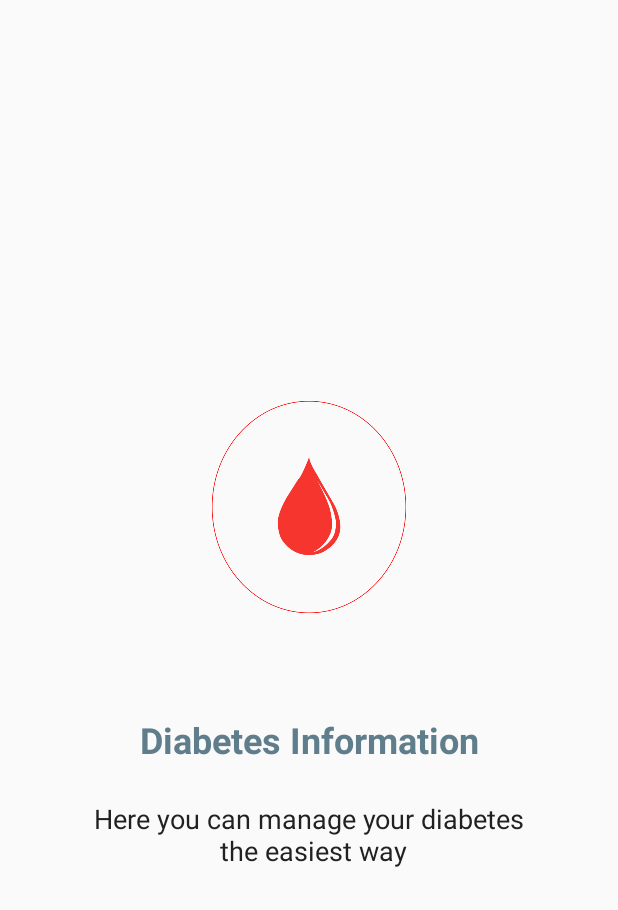
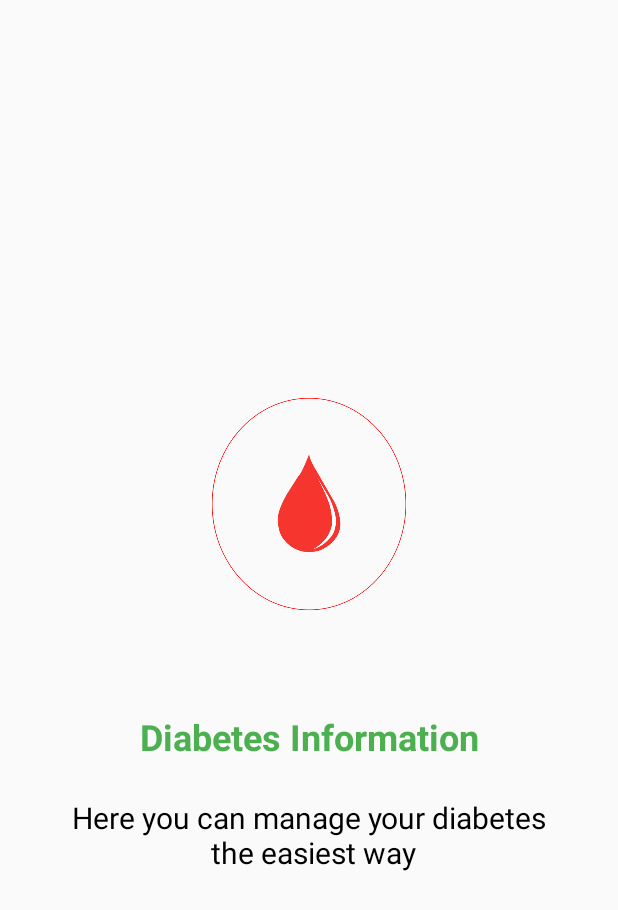
Before and after one commit to DavidsJulio/DiabetesTracker_PFinal, an Android app: the layout intro_1.xml on its own in the app's theme, with its tools: preview values and no code run, on a phone screen of 412 x 824 dp. Shown: the top 910 px of the screen. Run offline under Robolectric (Android 15) with nearby library versions, the phone set to English and light mode, and no system bars.

Commit message:
- Change colors in intro.xml

```diff
--- a/app/src/main/res/drawable/ic_seta.xml
+++ b/app/src/main/res/drawable/ic_seta.xml
@@ -1,4 +1,4 @@
-<vector android:height="24dp" android:tint="@color/colorPrimaryDark"
+<vector android:height="24dp" android:tint="@color/colorPrimary"
     android:viewportHeight="24" android:viewportWidth="24"
     android:width="24dp" xmlns:android="http://schemas.android.com/apk/res/android">
     <path android:fillColor="@android:color/white" android:pathData="M8.59,16.59L13.17,12 8.59,7.41 10,6l6,6 -6,6 -1.41,-1.41z"/>
--- a/app/src/main/res/layout/intro_1.xml
+++ b/app/src/main/res/layout/intro_1.xml
@@ -24,7 +24,7 @@
         android:layout_marginBottom="24dp"
         android:text="@string/tvIntro_1_1"
         android:textAlignment="center"
-        android:textColor="@color/colorAccent"
+        android:textColor="@color/colorPrimary"
         android:textSize="24sp"
         android:textStyle="bold"
         app:layout_constraintBottom_toTopOf="@+id/textView2"
@@ -38,8 +38,8 @@
         android:layout_height="wrap_content"
         android:text="@string/tvIntro1_2"
         android:textAlignment="center"
-        android:textColor="@color/colorPrimaryText"
-        android:textSize="18sp"
+        android:textColor="@android:color/black"
+        android:textSize="20sp"
         app:layout_constraintBottom_toBottomOf="parent"
         app:layout_constraintEnd_toEndOf="parent"
         app:layout_constraintStart_toStartOf="parent"
--- a/app/src/main/res/layout/intro_2.xml
+++ b/app/src/main/res/layout/intro_2.xml
@@ -24,7 +24,7 @@
         android:layout_marginBottom="24dp"
         android:text="@string/tvIntro_2_1"
         android:textAlignment="center"
-        android:textColor="@color/colorAccent"
+        android:textColor="@color/colorPrimary"
         android:textSize="24sp"
         android:textStyle="bold"
         app:layout_constraintBottom_toTopOf="@+id/textView2"
@@ -38,8 +38,8 @@
         android:layout_height="wrap_content"
         android:text="@string/tvIntro_2_2"
         android:textAlignment="center"
-        android:textColor="@color/colorPrimaryText"
-        android:textSize="18sp"
+        android:textColor="@android:color/black"
+        android:textSize="20sp"
         app:layout_constraintBottom_toBottomOf="parent"
         app:layout_constraintEnd_toEndOf="parent"
         app:layout_constraintStart_toStartOf="parent"
--- a/app/src/main/res/layout/intro_3.xml
+++ b/app/src/main/res/layout/intro_3.xml
@@ -25,7 +25,7 @@
         android:layout_marginBottom="24dp"
         android:text="@string/tvIntro_3_1"
         android:textAlignment="center"
-        android:textColor="@color/colorAccent"
+        android:textColor="@color/colorPrimary"
         android:textSize="24sp"
         android:textStyle="bold"
         app:layout_constraintBottom_toTopOf="@+id/textView2"
@@ -39,8 +39,8 @@
         android:layout_height="wrap_content"
         android:text="@string/tvIntro_3_2"
         android:textAlignment="center"
-        android:textColor="@color/colorPrimaryText"
-        android:textSize="18sp"
+        android:textColor="@android:color/black"
+        android:textSize="20sp"
         app:layout_constraintBottom_toBottomOf="parent"
         app:layout_constraintEnd_toEndOf="parent"
         app:layout_constraintStart_toStartOf="parent"
```
Also changed, not shown: app/src/main/res/layout/intro_registo.xml (+4 -4 lines), app/src/main/java/com/davidjulio/pfinal2020/activity/ui/registos/RegistosFragment.java (line endings or trailing spaces).
